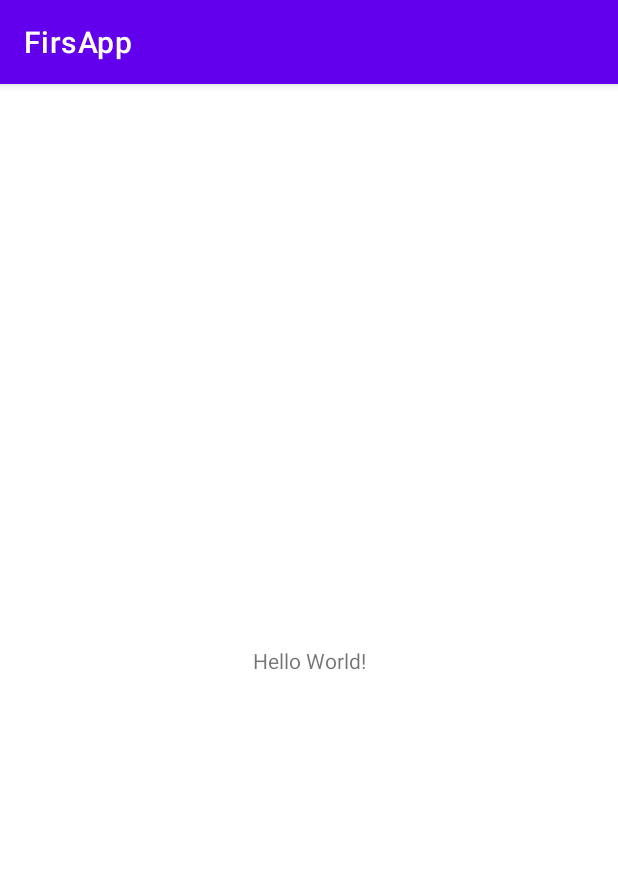
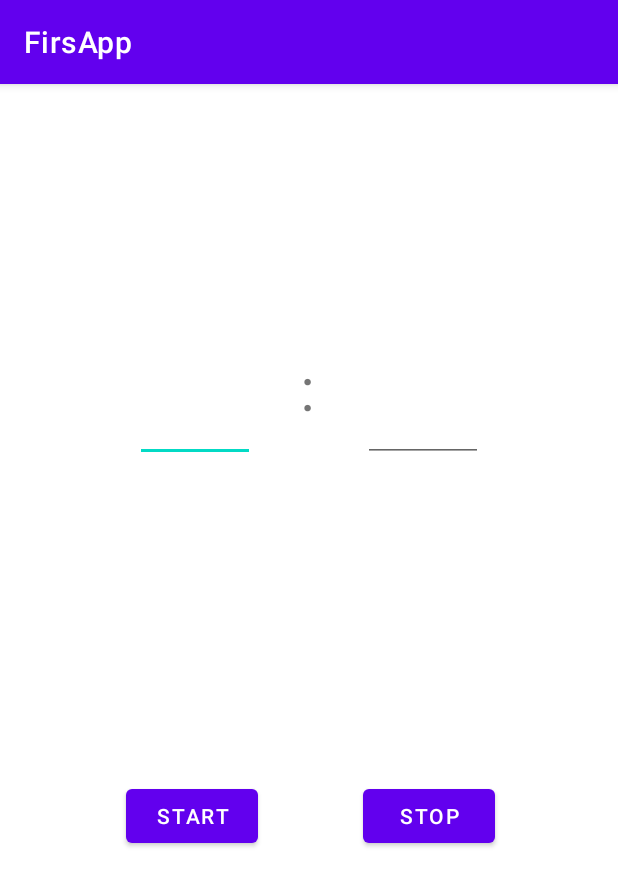
Before and after one commit to scumwd/Kotlin, an Android app: the screen it shows after launch (MainActivity), on a phone screen of 412 x 824 dp. Shown: the top 886 px of the screen. Run offline under Robolectric (Android 15) with nearby library versions, the light colour scheme and no system bars.

Commit message:
Completing homework for 25.11

```diff
--- a/app/src/main/java/com/example/firsapp/MainActivity.kt
+++ b/app/src/main/java/com/example/firsapp/MainActivity.kt
@@ -1,11 +1,42 @@
 package com.example.firsapp
 
+import android.app.AlarmManager
+import android.app.PendingIntent
+import android.content.Context
+import android.content.Intent
 import androidx.appcompat.app.AppCompatActivity
 import android.os.Bundle
+import android.widget.Button
+import android.widget.EditText
+import com.google.android.material.timepicker.MaterialTimePicker
+import java.util.*
+import java.util.concurrent.TimeUnit
+
 
 class MainActivity : AppCompatActivity() {
+
+    companion object{
+        private const val ALARM_REQUEST_CODE = 1000
+    }
+
     override fun onCreate(savedInstanceState: Bundle?) {
         super.onCreate(savedInstanceState)
         setContentView(R.layout.activity_main)
+
+        val setAlarm = findViewById<Button>(R.id.btn_start)
+
+        val alarmManager: AlarmManager = getSystemService(Context.ALARM_SERVICE) as AlarmManager
+
+        val hour = findViewById<EditText>(R.id.et_hour)
+        val min = findViewById<EditText>(R.id.et_min)
+        val intent = Intent(this, AlarmReciver::class.java)
+        val pendingIntent= PendingIntent.getBroadcast(this, ALARM_REQUEST_CODE,intent, PendingIntent.FLAG_UPDATE_CURRENT)
+        setAlarm.setOnClickListener {
+            val calendar = Calendar.getInstance()
+            calendar.set(Calendar.HOUR,hour.text.toString().toInt())
+            calendar.set(Calendar.MINUTE, min.text.toString().toInt())
+            val result: Long = calendar.timeInMillis
+            alarmManager.set(AlarmManager.RTC_WAKEUP, result, pendingIntent)
+        }
     }
 }
--- a/app/src/main/res/layout/activity_main.xml
+++ b/app/src/main/res/layout/activity_main.xml
@@ -6,13 +6,66 @@
     android:layout_height="match_parent"
     tools:context=".MainActivity">
 
-    <TextView
+    <Button
+        android:id="@+id/btn_start"
         android:layout_width="wrap_content"
         android:layout_height="wrap_content"
-        android:text="Hello World!"
+        android:layout_marginLeft="84dp"
+        android:text="start"
         app:layout_constraintBottom_toBottomOf="parent"
         app:layout_constraintLeft_toLeftOf="parent"
-        app:layout_constraintRight_toRightOf="parent"
+        app:layout_constraintTop_toTopOf="parent"
+        app:layout_constraintVertical_bias="0.644" />
+
+    <Button
+        android:id="@+id/button"
+        android:layout_width="wrap_content"
+        android:layout_height="wrap_content"
+        android:layout_marginEnd="82dp"
+        android:text="stop"
+        app:layout_constraintBottom_toBottomOf="parent"
+        app:layout_constraintEnd_toEndOf="parent"
+        app:layout_constraintTop_toTopOf="parent"
+        app:layout_constraintVertical_bias="0.644" />
+
+    <EditText
+        android:id="@+id/et_hour"
+        android:layout_width="80sp"
+        android:layout_height="74dp"
+        android:layout_marginStart="90dp"
+        android:layout_marginTop="165dp"
+        android:layout_marginBottom="200dp"
+        android:textSize="40sp"
+        app:layout_constraintBottom_toTopOf="@+id/btn_start"
+        app:layout_constraintStart_toStartOf="parent"
         app:layout_constraintTop_toTopOf="parent" />
 
+    <EditText
+        android:id="@+id/et_min"
+        android:layout_width="80sp"
+        android:layout_height="wrap_content"
+        android:layout_marginTop="165dp"
+        android:layout_marginEnd="90dp"
+        android:layout_marginBottom="200dp"
+        android:textSize="40sp"
+        app:layout_constraintBottom_toTopOf="@+id/button"
+        app:layout_constraintEnd_toEndOf="parent"
+        app:layout_constraintTop_toTopOf="parent" />
+
+    <TextView
+        android:id="@+id/textView"
+        android:layout_width="wrap_content"
+        android:layout_height="wrap_content"
+        android:layout_marginStart="30dp"
+        android:layout_marginTop="175dp"
+        android:layout_marginEnd="30dp"
+        android:text=":"
+        android:textSize="40sp"
+        app:layout_constraintBottom_toBottomOf="parent"
+        app:layout_constraintEnd_toStartOf="@+id/et_min"
+        app:layout_constraintHorizontal_bias="0.0"
+        app:layout_constraintStart_toEndOf="@+id/et_hour"
+        app:layout_constraintTop_toTopOf="parent"
+        app:layout_constraintVertical_bias="0.0" />
+
 </androidx.constraintlayout.widget.ConstraintLayout>
--- a/app/src/main/res/values/strings.xml
+++ b/app/src/main/res/values/strings.xml
@@ -1,3 +1,5 @@
 <resources>
     <string name="app_name">FirsApp</string>
+    <string name="notification_channel_title">Alarm</string>
+    <string name="notification_channel_desc">Wake up!</string>
 </resources>
--- a/build.gradle
+++ b/build.gradle
@@ -6,7 +6,7 @@ buildscript {
     }
     dependencies {
         classpath "com.android.tools.build:gradle:7.0.2"
-        classpath "org.jetbrains.kotlin:kotlin-gradle-plugin:1.5.30"
+        classpath 'org.jetbrains.kotlin:kotlin-gradle-plugin:1.6.0'
 
         // NOTE: Do not place your application dependencies here; they belong
         // in the individual module build.gradle files
```
Also changed, not shown: app/src/main/AndroidManifest.xml (+8 -0 lines), app/src/main/java/com/example/firsapp/AlarmReciver.kt (added, +13 -0 lines), app/src/main/java/com/example/firsapp/NotificationService.kt (added, +74 -0 lines), app/src/main/java/com/example/firsapp/WakeUp.kt (added, +11 -0 lines), app/src/main/res/layout/activity_wake_up.xml (added, +19 -0 lines), 1 other file.
